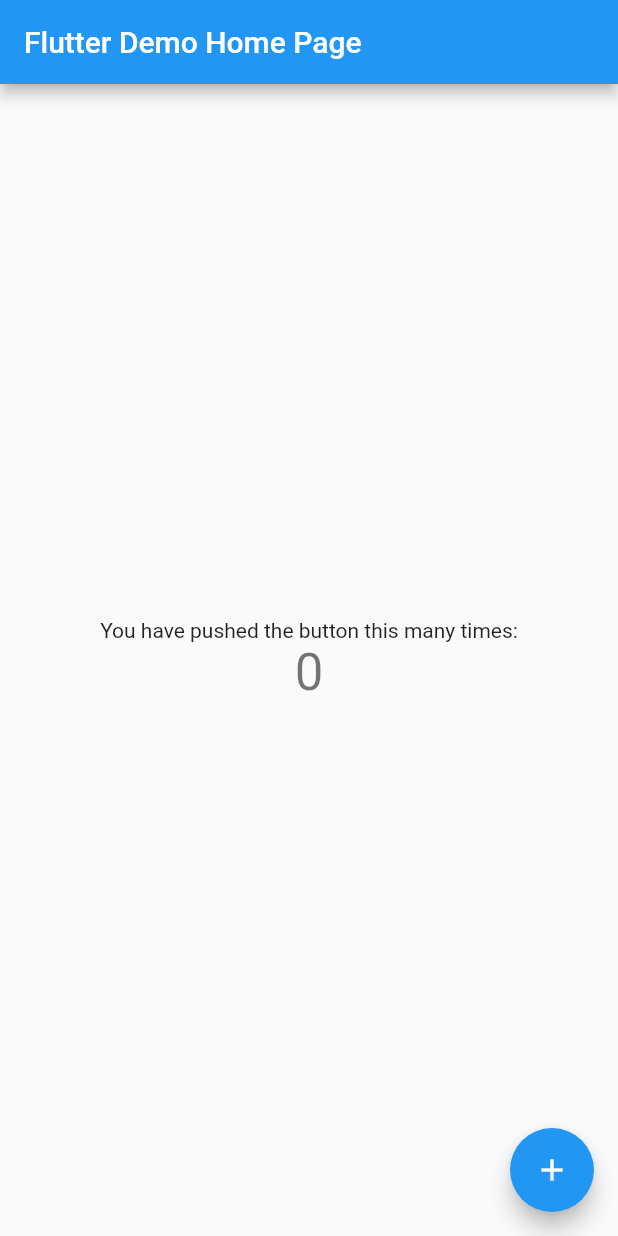
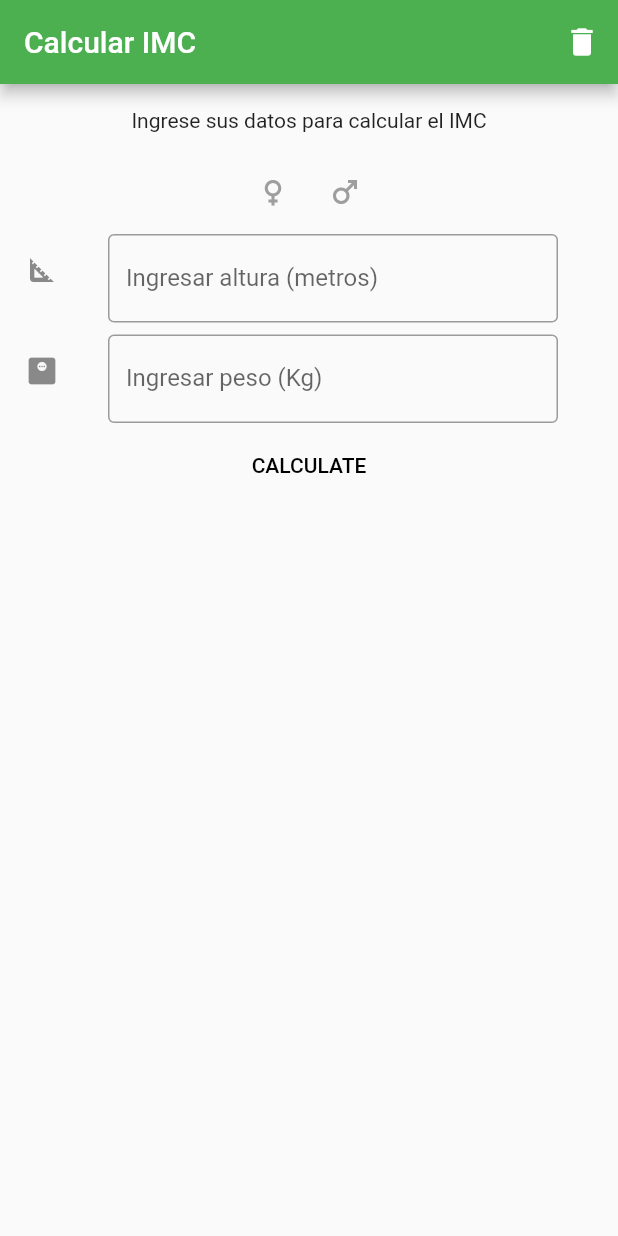
Before and after one commit to DanielLerma/app_imc1, a Flutter app: the screen it shows after launch, on a phone screen of 412 x 824 dp. Run offline on Flutter 3.47's test engine with Material 2 defaults, Android fonts, the phone set to English and light mode, and no system bars.

```diff
--- a/lib/main.dart
+++ b/lib/main.dart
@@ -1,113 +1,197 @@
 import 'package:flutter/material.dart';
+import 'dart:math';
 
-void main() {
-  runApp(MyApp());
-}
+void main() => runApp(IMCApp());
 
-class MyApp extends StatelessWidget {
-  // This widget is the root of your application.
+class IMCApp extends StatelessWidget {
   @override
   Widget build(BuildContext context) {
     return MaterialApp(
-      title: 'Flutter Demo',
-      theme: ThemeData(
-        // This is the theme of your application.
-        //
-        // Try running your application with "flutter run". You'll see the
-        // application has a blue toolbar. Then, without quitting the app, try
-        // changing the primarySwatch below to Colors.green and then invoke
-        // "hot reload" (press "r" in the console where you ran "flutter run",
-        // or simply save your changes to "hot reload" in a Flutter IDE).
-        // Notice that the counter didn't reset back to zero; the application
-        // is not restarted.
-        primarySwatch: Colors.blue,
-      ),
-      home: MyHomePage(title: 'Flutter Demo Home Page'),
+      title: 'Material App',
+      theme: ThemeData(primaryColor: Colors.green),
+      home: IMCState(),
     );
   }
 }
 
-class MyHomePage extends StatefulWidget {
-  MyHomePage({Key? key, required this.title}) : super(key: key);
-
-  // This widget is the home page of your application. It is stateful, meaning
-  // that it has a State object (defined below) that contains fields that affect
-  // how it looks.
-
-  // This class is the configuration for the state. It holds the values (in this
-  // case the title) provided by the parent (in this case the App widget) and
-  // used by the build method of the State. Fields in a Widget subclass are
-  // always marked "final".
-
-  final String title;
+class IMCState extends StatefulWidget {
+  IMCState({
+    Key? key,
+  }) : super(key: key);
 
   @override
-  _MyHomePageState createState() => _MyHomePageState();
+  Imc createState() => Imc();
 }
 
-class _MyHomePageState extends State<MyHomePage> {
-  int _counter = 0;
+class Imc extends State<IMCState> {
+  bool femaleClicked = false;
+  bool maleClicked = false;
+  double imc = 0.0;
+  var heightController = TextEditingController();
+  var weightController = TextEditingController();
 
-  void _incrementCounter() {
-    setState(() {
-      // This call to setState tells the Flutter framework that something has
-      // changed in this State, which causes it to rerun the build method below
-      // so that the display can reflect the updated values. If we changed
-      // _counter without calling setState(), then the build method would not be
-      // called again, and so nothing would appear to happen.
-      _counter++;
-    });
+  double imcCalculation() {
+    var height = double.parse(heightController.text ?? "0");
+    var weight = double.parse(weightController.text ?? "0");
+    imc = weight / pow(height, 2);
+    return (imc);
+  }
+
+  final String _mj = '''
+  Tabla del IMC para mujeres
+  Edad      IMC ideal
+  16-17     19-24
+  18-18       19-24
+  19-24     19-24
+  25-34     20-25
+  35-44     21-26
+  45-54     22-27
+  55-64     23-28
+  65-90     25-30
+  ''';
+  final String _hb = '''
+  Tabla del IMC para hombres
+  Edad      IMC ideal
+  16-16       19-24
+  17-17       20-25
+  18-18       20-25
+  19-24     21-26
+  25-34     22-27
+  35-54     23-38
+  55-64     24-29
+  65-90     25-30
+    ''';
+
+  Future<void> _showMyDialog() async {
+    return showDialog<void>(
+      context: context,
+      barrierDismissible: false, // user must tap button!
+      builder: (BuildContext context) {
+        return AlertDialog(
+          title: Text('Tu IMC: ${imc.toStringAsFixed(2)}'),
+          content: Text('${femaleClicked ? _mj : _hb}'),
+          actions: <Widget>[
+            TextButton(
+              child: const Text('Aceptar'),
+              onPressed: () {
+                Navigator.of(context).pop();
+              },
+            ),
+          ],
+        );
+      },
+    );
   }
 
   @override
   Widget build(BuildContext context) {
-    // This method is rerun every time setState is called, for instance as done
-    // by the _incrementCounter method above.
-    //
-    // The Flutter framework has been optimized to make rerunning build methods
-    // fast, so that you can just rebuild anything that needs updating rather
-    // than having to individually change instances of widgets.
     return Scaffold(
-      appBar: AppBar(
-        // Here we take the value from the MyHomePage object that was created by
-        // the App.build method, and use it to set our appbar title.
-        title: Text(widget.title),
-      ),
-      body: Center(
-        // Center is a layout widget. It takes a single child and positions it
-        // in the middle of the parent.
-        child: Column(
-          // Column is also a layout widget. It takes a list of children and
-          // arranges them vertically. By default, it sizes itself to fit its
-          // children horizontally, and tries to be as tall as its parent.
-          //
-          // Invoke "debug painting" (press "p" in the console, choose the
-          // "Toggle Debug Paint" action from the Flutter Inspector in Android
-          // Studio, or the "Toggle Debug Paint" command in Visual Studio Code)
-          // to see the wireframe for each widget.
-          //
-          // Column has various properties to control how it sizes itself and
-          // how it positions its children. Here we use mainAxisAlignment to
-          // center the children vertically; the main axis here is the vertical
-          // axis because Columns are vertical (the cross axis would be
-          // horizontal).
-          mainAxisAlignment: MainAxisAlignment.center,
-          children: <Widget>[
-            Text(
-              'You have pushed the button this many times:',
+        appBar: AppBar(
+          title: Text('Calcular IMC'),
+          actions: <Widget>[
+            IconButton(
+              icon: Icon(
+                Icons.delete,
+                color: Colors.white,
+              ),
+              onPressed: () {
+                // do something
+                heightController.clear();
+                weightController.clear();
+                femaleClicked = false;
+                maleClicked = false;
+                setState(() {});
+              },
+            )
+          ],
+        ),
+        body: ListView(
+          children: [
+            Padding(
+              padding: const EdgeInsets.all(16.0),
+              child: Text(
+                'Ingrese sus datos para calcular el IMC',
+                textAlign: TextAlign.center,
+              ),
             ),
-            Text(
-              '$_counter',
-              style: Theme.of(context).textTheme.headline4,
+            Row(
+              mainAxisAlignment: MainAxisAlignment.center,
+              children: [
+                IconButton(
+                  icon: Icon(Icons.female,
+                      color: femaleClicked ? Colors.indigo : Colors.grey),
+                  iconSize: 24,
+                  onPressed: () {
+                    print("Female");
+                    femaleClicked = !femaleClicked;
+                    if (maleClicked) {
+                      maleClicked = !maleClicked;
+                    }
+                    setState(() {});
+                  },
+                ),
+                IconButton(
+                  icon: Icon(Icons.male,
+                      color: maleClicked ? Colors.indigo : Colors.grey),
+                  iconSize: 24,
+                  onPressed: () {
+                    print("Male");
+                    maleClicked = !maleClicked;
+                    if (femaleClicked) {
+                      femaleClicked = !femaleClicked;
+                    }
+                    print(maleClicked);
+                    setState(() {});
+                  },
+                ),
+              ],
+            ),
+            ListTile(
+              leading: Icon(Icons.square_foot),
+              title: Padding(
+                padding: EdgeInsets.only(right: 24),
+                child: TextField(
+                    controller: heightController,
+                    keyboardType: TextInputType.number,
+                    decoration: InputDecoration(
+                      labelText: "Ingresar altura (metros)",
+                      border: OutlineInputBorder(),
+                    )),
+              ),
+            ),
+            ListTile(
+              leading: Icon(Icons.monitor_weight),
+              title: Padding(
+                padding: EdgeInsets.only(right: 24),
+                child: TextField(
+                    controller: weightController,
+                    keyboardType: TextInputType.number,
+                    decoration: InputDecoration(
+                      labelText: "Ingresar peso (Kg)",
+                      border: OutlineInputBorder(),
+                    )),
+              ),
+            ),
+            Row(
+              children: [
+                Expanded(
+                  child: Padding(
+                    padding: EdgeInsets.symmetric(horizontal: 24),
+                    child: MaterialButton(
+                      child: Text("CALCULATE",
+                          style: TextStyle(color: Colors.black)),
+                      onPressed: () {
+                        // print("Valor del text field: ${tipController.text}");
+                        _showMyDialog();
+                        print(imcCalculation().toStringAsFixed(2));
+                        setState(() {});
+                      },
+                    ),
+                  ),
+                ),
+              ],
             ),
           ],
-        ),
-      ),
-      floatingActionButton: FloatingActionButton(
-        onPressed: _incrementCounter,
-        tooltip: 'Increment',
-        child: Icon(Icons.add),
-      ), // This trailing comma makes auto-formatting nicer for build methods.
-    );
+        ));
   }
 }
```
